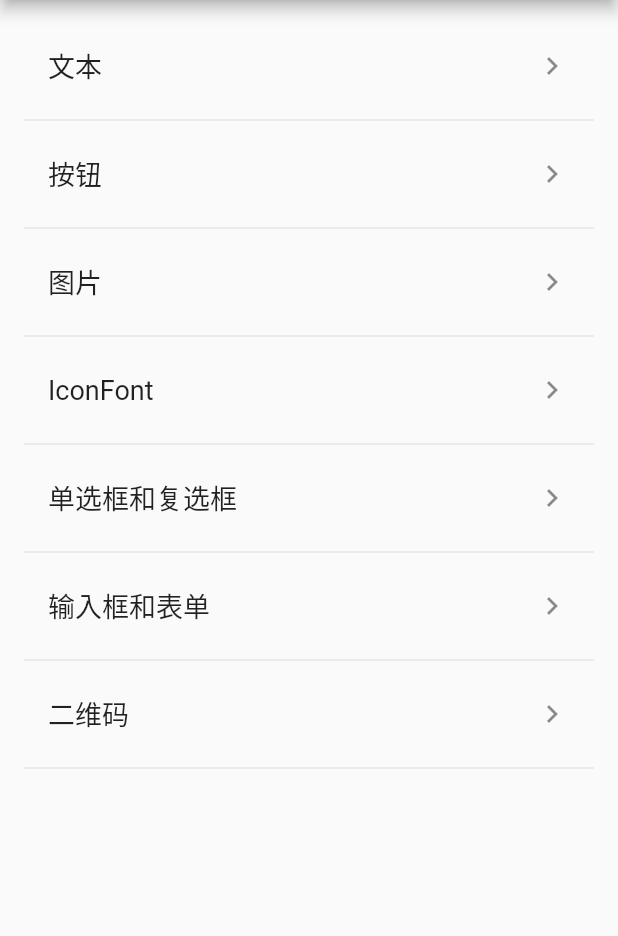
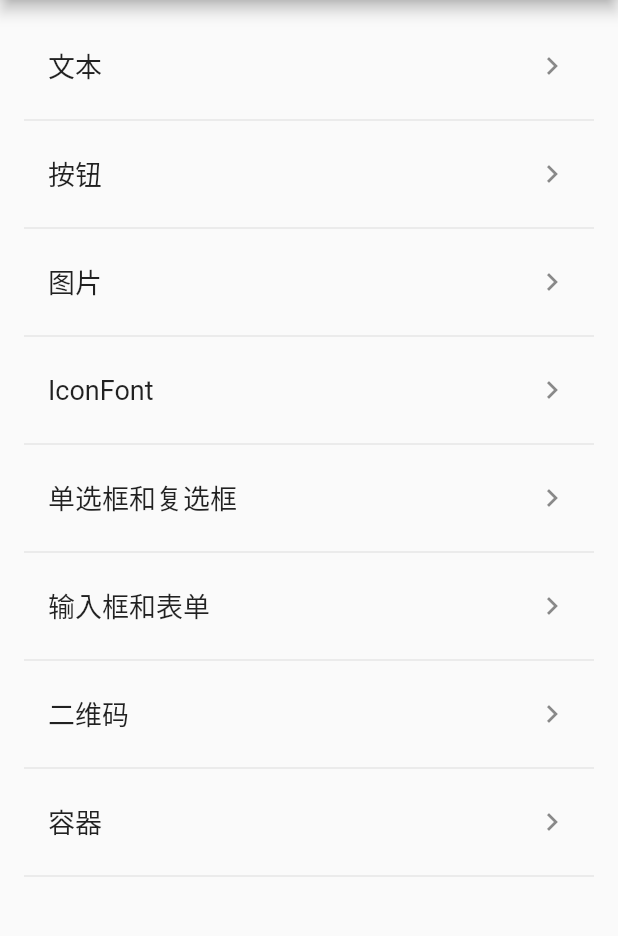
Before and after one commit to jianzi0307/flutter_demo, a Flutter app: the screen it shows after launch, on a phone screen of 412 x 824 dp, the part 84-1020 px from its top. Run offline on Flutter 3.47's test engine with Material 2 defaults, Android fonts, the phone set to English and light mode, and no system bars.

Commit message:
container

```diff
--- a/lib/demo/app.dart
+++ b/lib/demo/app.dart
@@ -8,6 +8,7 @@ import 'icon.dart';
 import 'switch.dart';
 import 'qrcode.dart';
 import 'form.dart';
+import 'container.dart';
 
 class App extends StatefulWidget {
   const App({Key key}) : super(key: key);
@@ -34,6 +35,7 @@ class _AppState extends State<App> {
         'input_route': (context) => InputRoute(),
         'qrcode_route': (context) => QrcodeRoute(),
         'form_route': (context) => FormRoute(),
+        'container_route': (context) => ContainerRoute(),
       },
     );
   }
--- a/lib/demo/home.dart
+++ b/lib/demo/home.dart
@@ -17,10 +17,10 @@ class _DemoHomeState extends State<DemoHome> {
     'icon': 'IconFont',
     'switch': '单选框和复选框',
     'input': '输入框和表单',
-    'qrcode': '二维码'
+    'qrcode': '二维码',
+    'container': '容器'
   };
-  final TextStyle _listItemTitleStyle =
-      TextStyle(fontSize: 18.0);
+  final TextStyle _listItemTitleStyle = TextStyle(fontSize: 18.0);
 
   @override
   Widget build(BuildContext context) {
```
